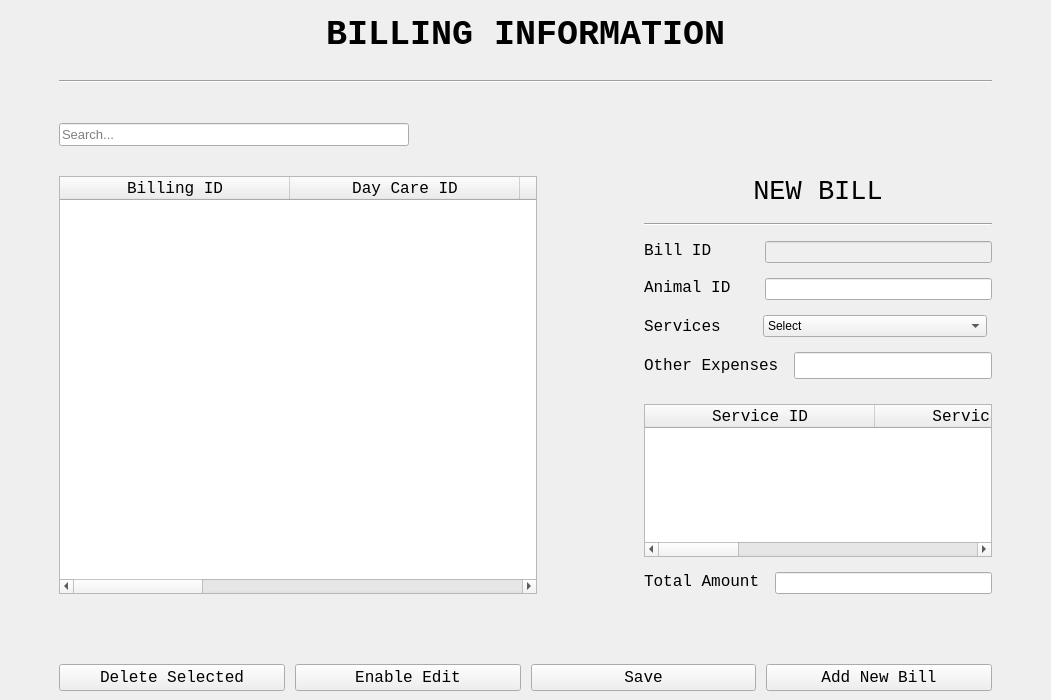
First picture: the form in BillingUI.ui, repository ASNaeem/Simple-VCMS, before the edit.
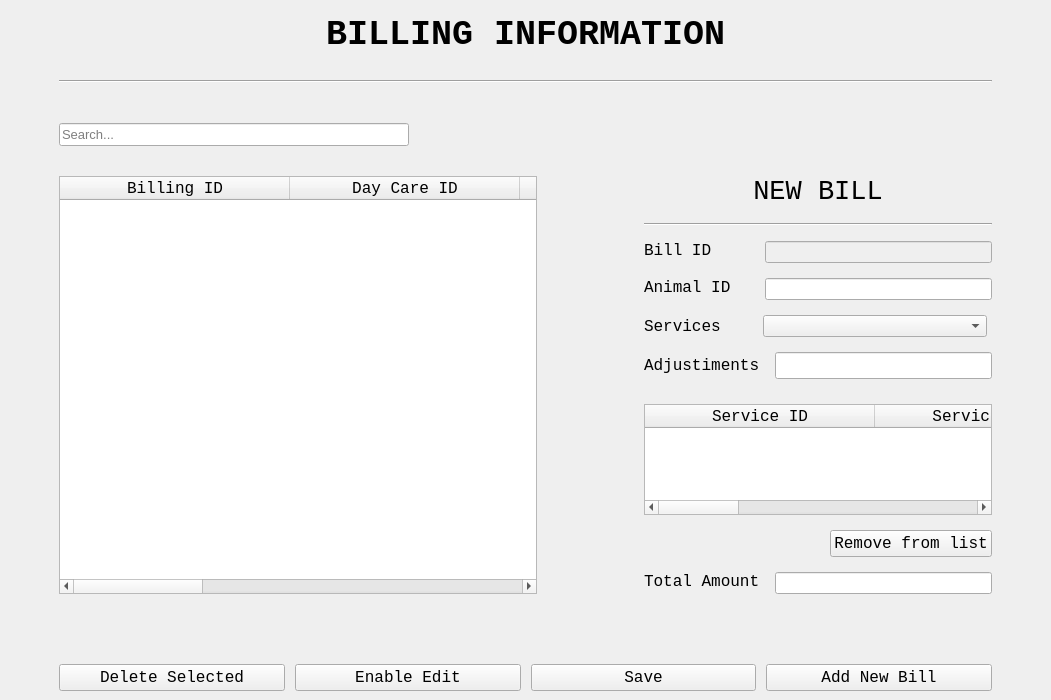
Second picture: the form after the edit.

Commit message: changed payment_date to billing_date

Diff of the .ui file:
```diff
--- a/BillingUI.ui
+++ b/BillingUI.ui
@@ -385,26 +385,6 @@
                 <verstretch>0</verstretch>
                </sizepolicy>
               </property>
-              <item>
-               <property name="text">
-                <string>Select</string>
-               </property>
-              </item>
-              <item>
-               <property name="text">
-                <string>New Item</string>
-               </property>
-              </item>
-              <item>
-               <property name="text">
-                <string>New Item</string>
-               </property>
-              </item>
-              <item>
-               <property name="text">
-                <string>New Item</string>
-               </property>
-              </item>
              </widget>
             </item>
            </layout>
@@ -423,7 +403,7 @@
                </font>
               </property>
               <property name="text">
-               <string>Other Expenses</string>
+               <string>Adjustiments</string>
               </property>
              </widget>
             </item>
@@ -513,6 +493,36 @@
             </item>
            </layout>
           </item>
+          <item>
+           <layout class="QHBoxLayout" name="horizontalLayout_10">
+            <item>
+             <spacer name="horizontalSpacer_2">
+              <property name="orientation">
+               <enum>Qt::Horizontal</enum>
+              </property>
+              <property name="sizeHint" stdset="0">
+               <size>
+                <width>40</width>
+                <height>20</height>
+               </size>
+              </property>
+             </spacer>
+            </item>
+            <item>
+             <widget class="QPushButton" name="pushButton">
+              <property name="font">
+               <font>
+                <family>Courier New</family>
+                <pointsize>12</pointsize>
+               </font>
+              </property>
+              <property name="text">
+               <string>Remove from list</string>
+              </property>
+             </widget>
+            </item>
+           </layout>
+          </item>
           <item>
            <layout class="QHBoxLayout" name="horizontalLayout_4" stretch="30,64">
             <item>
```
Left out of the diff: 2 changed lines with no effect on the pictures. The commit also changes 7 other files.
